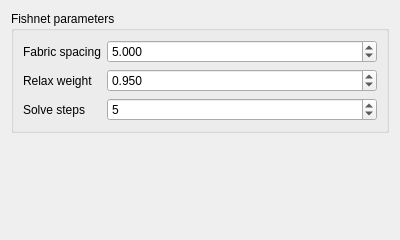
jwharington/FreeCAD-CompositesWB, file freecad/Composites/resources/ui/FishnetDrape.ui: the form before one commit.
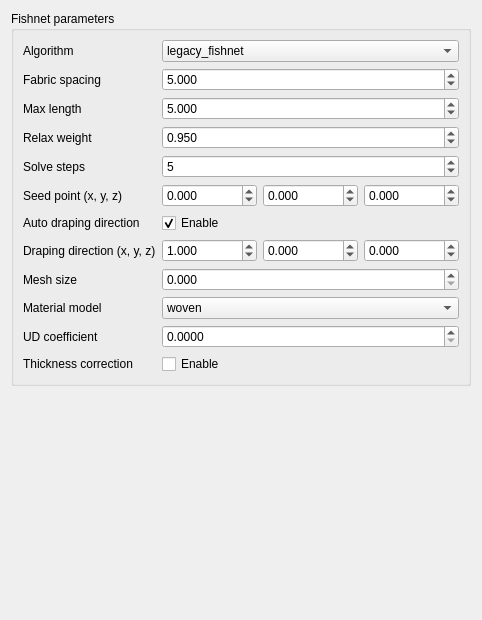
The form after the commit.

Commit message: Add ACP draping parameter plumbing and solver diagnostics

What changed in the file:
```diff
--- a/freecad/Composites/resources/ui/FishnetDrape.ui
+++ b/freecad/Composites/resources/ui/FishnetDrape.ui
@@ -6,8 +6,8 @@
    <rect>
     <x>0</x>
     <y>0</y>
-    <width>400</width>
-    <height>240</height>
+    <width>460</width>
+    <height>620</height>
    </rect>
   </property>
   <property name="windowTitle">
@@ -21,13 +21,35 @@
      </property>
      <layout class="QFormLayout" name="formLayout">
       <item row="0" column="0">
+       <widget class="QLabel" name="label_algorithm">
+        <property name="text">
+         <string>Algorithm</string>
+        </property>
+       </widget>
+      </item>
+      <item row="0" column="1">
+       <widget class="QComboBox" name="combo_algorithm">
+        <item>
+         <property name="text">
+          <string>legacy_fishnet</string>
+         </property>
+        </item>
+        <item>
+         <property name="text">
+          <string>acp_energy_v1</string>
+         </property>
+        </item>
+       </widget>
+      </item>
+
+      <item row="1" column="0">
        <widget class="QLabel" name="label_spacing">
         <property name="text">
          <string>Fabric spacing</string>
         </property>
        </widget>
       </item>
-      <item row="0" column="1">
+      <item row="1" column="1">
        <widget class="QDoubleSpinBox" name="spin_fabric_spacing">
         <property name="decimals"><number>3</number></property>
         <property name="minimum"><double>0.001</double></property>
@@ -36,14 +58,32 @@
         <property name="value"><double>5.000</double></property>
        </widget>
       </item>
-      <item row="1" column="0">
+
+      <item row="2" column="0">
+       <widget class="QLabel" name="label_max_length">
+        <property name="text">
+         <string>Max length</string>
+        </property>
+       </widget>
+      </item>
+      <item row="2" column="1">
+       <widget class="QDoubleSpinBox" name="spin_max_length">
+        <property name="decimals"><number>3</number></property>
+        <property name="minimum"><double>0.000</double></property>
+        <property name="maximum"><double>1000000.000</double></property>
+        <property name="singleStep"><double>0.500</double></property>
+        <property name="value"><double>5.000</double></property>
+       </widget>
+      </item>
+
+      <item row="3" column="0">
        <widget class="QLabel" name="label_relax">
         <property name="text">
          <string>Relax weight</string>
         </property>
        </widget>
       </item>
-      <item row="1" column="1">
+      <item row="3" column="1">
        <widget class="QDoubleSpinBox" name="spin_relax_weight">
         <property name="decimals"><number>3</number></property>
         <property name="minimum"><double>0.000</double></property>
@@ -52,14 +92,15 @@
         <property name="value"><double>0.950</double></property>
        </widget>
       </item>
-      <item row="2" column="0">
+
+      <item row="4" column="0">
        <widget class="QLabel" name="label_steps">
         <property name="text">
          <string>Solve steps</string>
         </property>
        </widget>
       </item>
-      <item row="2" column="1">
+      <item row="4" column="1">
        <widget class="QSpinBox" name="spin_solve_steps">
         <property name="minimum"><number>1</number></property>
         <property name="maximum"><number>1000</number></property>
@@ -67,6 +108,160 @@
         <property name="value"><number>5</number></property>
        </widget>
       </item>
+
+      <item row="5" column="0">
+       <widget class="QLabel" name="label_seed_point">
+        <property name="text">
+         <string>Seed point (x, y, z)</string>
+        </property>
+       </widget>
+      </item>
+      <item row="5" column="1">
+       <layout class="QHBoxLayout" name="layout_seed_point">
+        <item>
+         <widget class="QDoubleSpinBox" name="spin_seed_x">
+          <property name="decimals"><number>3</number></property>
+          <property name="minimum"><double>-1000000.000</double></property>
+          <property name="maximum"><double>1000000.000</double></property>
+         </widget>
+        </item>
+        <item>
+         <widget class="QDoubleSpinBox" name="spin_seed_y">
+          <property name="decimals"><number>3</number></property>
+          <property name="minimum"><double>-1000000.000</double></property>
+          <property name="maximum"><double>1000000.000</double></property>
+         </widget>
+        </item>
+        <item>
+         <widget class="QDoubleSpinBox" name="spin_seed_z">
+          <property name="decimals"><number>3</number></property>
+          <property name="minimum"><double>-1000000.000</double></property>
+          <property name="maximum"><double>1000000.000</double></property>
+         </widget>
+        </item>
+       </layout>
+      </item>
+
+      <item row="6" column="0">
+       <widget class="QLabel" name="label_auto_direction">
+        <property name="text">
+         <string>Auto draping direction</string>
+        </property>
+       </widget>
+      </item>
+      <item row="6" column="1">
+       <widget class="QCheckBox" name="check_auto_direction">
+        <property name="checked">
+         <bool>true</bool>
+        </property>
+        <property name="text">
+         <string>Enable</string>
+        </property>
+       </widget>
+      </item>
+
+      <item row="7" column="0">
+       <widget class="QLabel" name="label_direction">
+        <property name="text">
+         <string>Draping direction (x, y, z)</string>
+        </property>
+       </widget>
+      </item>
+      <item row="7" column="1">
+       <layout class="QHBoxLayout" name="layout_direction">
+        <item>
+         <widget class="QDoubleSpinBox" name="spin_dir_x">
+          <property name="decimals"><number>3</number></property>
+          <property name="minimum"><double>-1000000.000</double></property>
+          <property name="maximum"><double>1000000.000</double></property>
+          <property name="value"><double>1.000</double></property>
+         </widget>
+        </item>
+        <item>
+         <widget class="QDoubleSpinBox" name="spin_dir_y">
+          <property name="decimals"><number>3</number></property>
+          <property name="minimum"><double>-1000000.000</double></property>
+          <property name="maximum"><double>1000000.000</double></property>
+         </widget>
+        </item>
+        <item>
+         <widget class="QDoubleSpinBox" name="spin_dir_z">
+          <property name="decimals"><number>3</number></property>
+          <property name="minimum"><double>-1000000.000</double></property>
+          <property name="maximum"><double>1000000.000</double></property>
+         </widget>
+        </item>
+       </layout>
+      </item>
+
+      <item row="8" column="0">
+       <widget class="QLabel" name="label_mesh_size">
+        <property name="text">
+         <string>Mesh size</string>
+        </property>
+       </widget>
+      </item>
+      <item row="8" column="1">
+       <widget class="QDoubleSpinBox" name="spin_mesh_size">
+        <property name="decimals"><number>3</number></property>
+        <property name="minimum"><double>0.000</double></property>
+        <property name="maximum"><double>1000000.000</double></property>
+        <property name="singleStep"><double>0.500</double></property>
+       </widget>
+      </item>
+
+      <item row="9" column="0">
+       <widget class="QLabel" name="label_material_model">
+        <property name="text">
+         <string>Material model</string>
+        </property>
+       </widget>
+      </item>
+      <item row="9" column="1">
+       <widget class="QComboBox" name="combo_material_model">
+        <item>
+         <property name="text">
+          <string>woven</string>
+         </property>
+        </item>
+        <item>
+         <property name="text">
+          <string>ud</string>
+         </property>
+        </item>
+       </widget>
+      </item>
+
+      <item row="10" column="0">
+       <widget class="QLabel" name="label_ud_coefficient">
+        <property name="text">
+         <string>UD coefficient</string>
+        </property>
+       </widget>
+      </item>
+      <item row="10" column="1">
+       <widget class="QDoubleSpinBox" name="spin_ud_coefficient">
+        <property name="decimals"><number>4</number></property>
+        <property name="minimum"><double>0.000</double></property>
+        <property name="maximum"><double>1.000</double></property>
+        <property name="singleStep"><double>0.050</double></property>
+       </widget>
+      </item>
+
+      <item row="11" column="0">
+       <widget class="QLabel" name="label_thickness_correction">
+        <property name="text">
+         <string>Thickness correction</string>
+        </property>
+       </widget>
+      </item>
+      <item row="11" column="1">
+       <widget class="QCheckBox" name="check_thickness_correction">
+        <property name="text">
+         <string>Enable</string>
+        </property>
+       </widget>
+      </item>
      </layout>
     </widget>
    </item>
```
The commit also changes 9 other files.
